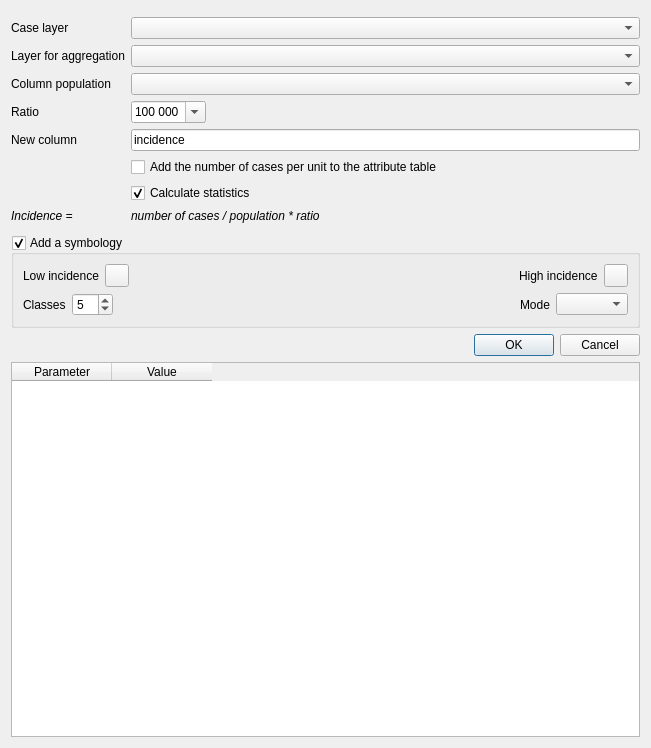
Before: the Qt Designer form ui/incidence.ui in Gustry/GeoHealth, drawn with Qt 5.
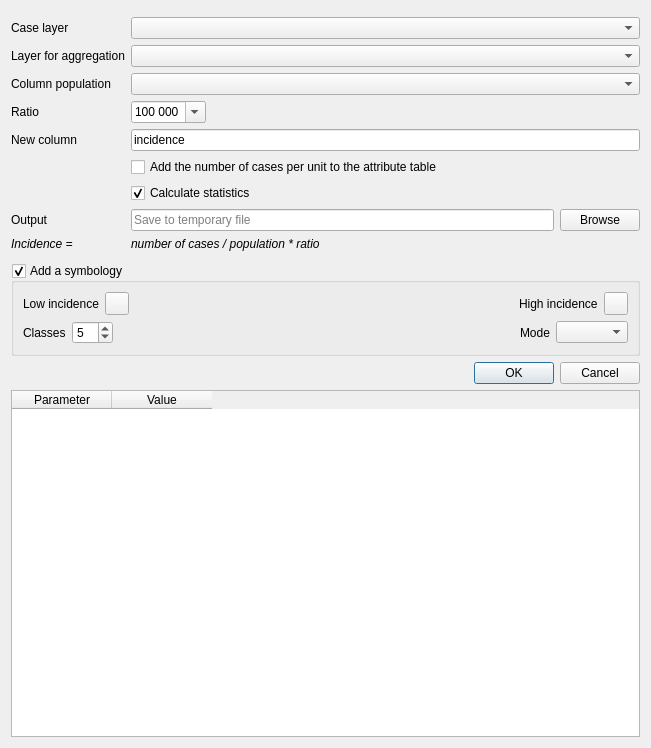
After: the same form once the commit is applied. Custom widgets are drawn as their Qt base class.

Commit message: fix #6 save to a new shapefile for incidence/density

Patch:
```diff
--- a/ui/incidence.ui
+++ b/ui/incidence.ui
@@ -56,9 +56,6 @@
        </property>
       </widget>
      </item>
-     <item row="8" column="1">
-      <layout class="QHBoxLayout" name="horizontalLayout"/>
-     </item>
      <item row="2" column="0">
       <widget class="QLabel" name="label_7">
        <property name="text">
@@ -153,19 +150,47 @@
       </widget>
      </item>
      <item row="7" column="0">
+      <widget class="QLabel" name="label_8">
+       <property name="text">
+        <string>Output</string>
+       </property>
+      </widget>
+     </item>
+     <item row="8" column="0">
       <widget class="QLabel" name="label_6">
        <property name="text">
         <string>&lt;html&gt;&lt;head/&gt;&lt;body&gt;&lt;p&gt;&lt;span style=&quot; font-style:italic;&quot;&gt;Incidence =&lt;/span&gt;&lt;/p&gt;&lt;/body&gt;&lt;/html&gt;</string>
        </property>
       </widget>
      </item>
-     <item row="7" column="1">
+     <item row="8" column="1">
       <widget class="QLabel" name="label_5">
        <property name="text">
         <string>&lt;html&gt;&lt;head/&gt;&lt;body&gt;&lt;p&gt;&lt;span style=&quot; font-style:italic;&quot;&gt;number of cases / population * ratio&lt;/span&gt;&lt;/p&gt;&lt;/body&gt;&lt;/html&gt;</string>
        </property>
       </widget>
      </item>
+     <item row="9" column="1">
+      <layout class="QHBoxLayout" name="horizontalLayout"/>
+     </item>
+     <item row="7" column="1">
+      <layout class="QHBoxLayout" name="horizontalLayout_6">
+       <item>
+        <widget class="QLineEdit" name="le_output_filepath">
+         <property name="placeholderText">
+          <string>Save to temporary file</string>
+         </property>
+        </widget>
+       </item>
+       <item>
+        <widget class="QPushButton" name="button_browse">
+         <property name="text">
+          <string>Browse</string>
+         </property>
+        </widget>
+       </item>
+      </layout>
+     </item>
     </layout>
    </item>
    <item>
```
The commit also changes 5 other files.
